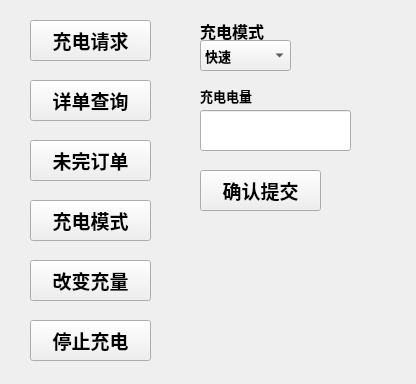
Above: subwindow.ui from miasamnia/chargePile before the change. Below: the same form after it.
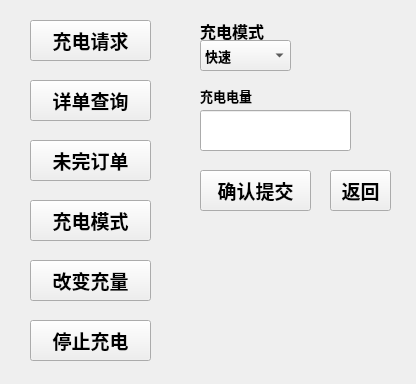
That is the form after the change.

Commit message: 前端通信更新： request=['__login',name,pwd,0]             received=datasend(request)             rec = json.loads(received)

Patch:
```diff
--- a/subwindow.ui
+++ b/subwindow.ui
@@ -242,7 +242,7 @@
      <rect>
       <x>200</x>
       <y>170</y>
-      <width>121</width>
+      <width>111</width>
       <height>41</height>
      </rect>
     </property>
@@ -257,6 +257,26 @@
      <string>确认提交</string>
     </property>
    </widget>
+   <widget class="QPushButton" name="backButton">
+    <property name="geometry">
+     <rect>
+      <x>330</x>
+      <y>170</y>
+      <width>61</width>
+      <height>41</height>
+     </rect>
+    </property>
+    <property name="font">
+     <font>
+      <pointsize>14</pointsize>
+      <weight>75</weight>
+      <bold>true</bold>
+     </font>
+    </property>
+    <property name="text">
+     <string>返回</string>
+    </property>
+   </widget>
    <zorder>showinfo</zorder>
    <zorder>chargereqButton</zorder>
    <zorder>detailbillButton</zorder>
```
Left out of the diff: 8 changed lines with no effect on the pictures. The commit also changes 2 other files.
